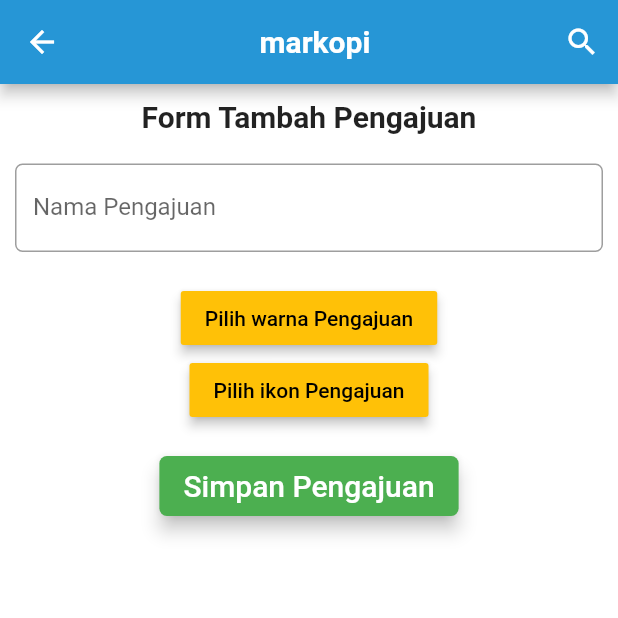
After one commit to markopi-indonesia/markopi_mobile, a Flutter app: the PengajuanFasilitator screen opened by its route, after a tap on the "add" icon, on a phone screen of 412 x 824 dp, the top half of it. The commit adds this screen. Run offline on Flutter 3.47's test engine with Material 2 defaults, Android fonts, the phone set to English and light mode, and no system bars; our stand-ins replace cloud_firestore, firebase_auth, firebase_storage, flutter_colorpicker, flutter_slidable, google_sign_in and 2 more; missing offline and left inert: googleapis, multi_image_picker, pinch_zoom_image; accounts and stored records are empty.

Commit message:
starting facilitator request

```diff
--- a/lib/components/drawer.dart
+++ b/lib/components/drawer.dart
@@ -403,6 +403,17 @@ class _DrawerPageState extends State<DrawerPage> {
                     ),
                   ),
 
+                  InkWell(
+                    onTap: () {
+                      Navigator.pop(context);
+                      Navigator.of(context).pushNamed("/pengajuan_fasilitator");
+                    },
+                    child: ListTile(
+                      title: Text('Pengajuan Fasilitator'),
+                      leading: Icon(Icons.record_voice_over),
+                    ),
+                  ),
+
                   // InkWell(
                   //   onTap: () {
                   //     Navigator.pop(context);
--- a/lib/main.dart
+++ b/lib/main.dart
@@ -8,6 +8,7 @@ import 'package:markopi_mobile/pages/crud_menu/index.dart';
 import 'package:markopi_mobile/pages/crud_informasi/index.dart';
 import 'package:markopi_mobile/pages/profile/index.dart';
 import 'package:markopi_mobile/pages/video.dart';
+import 'package:markopi_mobile/pages/pengajuan_fasilitator/index_fasilitator.dart';
 import 'package:markopi_mobile/ui/menu/AnimatedSplashScreen.dart';
 // import 'package:shared_preferences/shared_preferences.dart';
 
@@ -31,6 +32,7 @@ class MyApp extends StatelessWidget {
         '/menu': (context) => ManageMenu(),
         '/informasi': (context) => Informasi(),
         '/profile': (context) => IndexProfileDialog(),
+        '/pengajuan_fasilitator': (context) => PengajuanFasilitator(),
       },
     );
   }
--- a/lib/pages/authentication/register.dart
+++ b/lib/pages/authentication/register.dart
@@ -61,7 +61,7 @@ class _RegisterState extends State<Register> {
               user.uid,
               nama[0],
               "https://firebasestorage.googleapis.com/v0/b/markopi.appspot.com/o/1558608508082?alt=media&token=7117934e-c055-4839-8e00-cac507de918b",
-              "Fasilitator",
+              "Petani",
               "",
               "",
               "",
--- /dev/null
+++ b/lib/pages/pengajuan_fasilitator/add.dart
@@ -0,0 +1,285 @@
+import 'dart:convert';
+
+import 'package:cloud_firestore/cloud_firestore.dart';
+import 'package:flutter/cupertino.dart';
+import 'package:flutter/material.dart';
+import 'package:flutter/services.dart';
+import 'package:flutter_colorpicker/material_picker.dart';
+import 'package:flutter_colorpicker/utils.dart';
+import 'package:markopi_mobile/components/header_back.dart';
+
+class AddPengajuanDialog extends StatefulWidget {
+  @override
+  _AddPengajuanDialogState createState() => _AddPengajuanDialogState();
+}
+
+class _AddPengajuanDialogState extends State<AddPengajuanDialog> {
+  final _formAddPengajuanKey = GlobalKey<FormState>();
+  String _name;
+  String _color;
+  String _image;
+  String _errorMessage;
+//  Future<File> _imageFile;
+  bool _isIos;
+  bool _isLoading;
+
+  List<AssetImage> listIcons = [];
+
+  Color currentColor = Colors.amber;
+
+  String currentAsset = "";
+
+  void changeColor(Color color) => setState(() => currentColor = color);
+
+  void _setIconPengajuan(String asset) => setState(() => currentAsset = asset);
+
+  bool _validateAndSave() {
+    final form = _formAddPengajuanKey.currentState;
+    if (form.validate()) {
+      form.save();
+      return true;
+    }
+    return false;
+  }
+
+  Widget _showCircularProgress() {
+    if (_isLoading) {
+      return Center(child: CircularProgressIndicator());
+    }
+    return Container(
+      height: 0.0,
+      width: 0.0,
+    );
+  }
+
+  void _validateAndSubmit() async {
+    setState(() {
+      _errorMessage = "";
+      _isLoading = true;
+    });
+    if (_validateAndSave()) {
+      try {
+        addPengajuan();
+        setState(() {
+          _isLoading = false;
+        });
+        Navigator.pop(context);
+      } catch (e) {
+        print('Error: $e');
+        setState(() {
+          _isLoading = false;
+          if (_isIos) {
+            _errorMessage = e.details;
+          } else
+            _errorMessage = e.message;
+        });
+      }
+    } else {
+      setState(() {
+        _isLoading = false;
+      });
+    }
+  }
+
+  void addPengajuan() async {
+    final docRef = await Firestore.instance.collection('Pengajuan').add({
+      'name'  : _name,
+      'color' : currentColor.value.toString(),
+      "image" : currentAsset
+    });
+    print(docRef.documentID);
+  }
+
+  void _loadIconAsset() {
+    setState(() {
+      listIcons.add(AssetImage('assets/Pengajuan_icon/bag-2.png'));
+      listIcons.add(AssetImage('assets/Pengajuan_icon/coffee-plant-2.png'));
+      listIcons.add(AssetImage('assets/Pengajuan_icon/food-4.png'));
+      listIcons.add(AssetImage('assets/Pengajuan_icon/maps-and-location-2.png'));
+      listIcons.add(AssetImage('assets/Pengajuan_icon/mug-copy.png'));
+      listIcons.add(AssetImage('assets/Pengajuan_icon/plant-3.png'));
+    });
+  }
+
+  @override
+  void initState() {
+    _errorMessage = "";
+    _isLoading = false;
+    _loadIconAsset();
+    super.initState();
+  }
+
+  @override
+  Widget build(BuildContext context) {
+    return Scaffold(
+        appBar: HeaderBack(),
+        // drawer: DrawerPage(),
+        body: Stack(
+          children: <Widget>[
+            _showForm(),
+            _showCircularProgress(),
+          ],
+        ));
+  }
+
+  Widget _showForm() {
+    return new Form(
+      key: _formAddPengajuanKey,
+      autovalidate: false,
+      child: StreamBuilder<QuerySnapshot>(
+          stream: Firestore.instance.collection('Pengajuan').snapshots(),
+          builder: (context, snapshot) {
+            return new ListView(
+              children: <Widget>[
+                new Container(
+                    padding: new EdgeInsets.all(10.0),
+                    child: new Column(
+                      children: <Widget>[
+                        new Center(
+                          child: Text(
+                            "Form Tambah Pengajuan",
+                            style: TextStyle(
+                                fontWeight: FontWeight.bold, fontSize: 20.0),
+                          ),
+                        ),
+                        new Padding(padding: new EdgeInsets.only(top: 20.0)),
+                        new TextFormField(
+                          decoration: new InputDecoration(
+                              hintText: "Nama Pengajuan",
+                              labelText: "Nama Pengajuan",
+                              border: new OutlineInputBorder(
+                                  borderRadius:
+                                      new BorderRadius.circular(5.0))),
+                          validator: (value) => value.isEmpty
+                              ? 'Nama Pengajuan tidak boleh kosong'
+                              : null,
+                          onSaved: (value) => _name = value,
+                        ),
+
+                        new Padding(padding: new EdgeInsets.only(top: 20.0)),
+                        Center(
+                          child: RaisedButton(
+                            elevation: 3.0,
+                            onPressed: () {
+                              showDialog(
+                                context: context,
+                                builder: (BuildContext context) {
+                                  return AlertDialog(
+                                    titlePadding: const EdgeInsets.all(0.0),
+                                    contentPadding: const EdgeInsets.all(0.0),
+                                    content: SingleChildScrollView(
+                                      child: MaterialPicker(
+                                        pickerColor: currentColor,
+                                        onColorChanged: changeColor,
+                                        enableLabel: true,
+                                      ),
+                                    ),
+                                  );
+                                },
+                              );
+                            },
+                            child: const Text('Pilih warna Pengajuan'),
+                            color: currentColor,
+                            textColor: useWhiteForeground(currentColor)
+                                ? const Color(0xffffffff)
+                                : const Color(0xff000000),
+                          ),
+                        ),
+                        // new Padding(padding: new EdgeInsets.only(top: 20.0)),
+                        Center(
+                          child: RaisedButton(
+                            elevation: 3.0,
+                            onPressed: () {
+                              showDialog(
+                                  context: context,
+                                  builder: (BuildContext context) {
+                                    return AlertDialog(
+                                      titlePadding: const EdgeInsets.all(0.0),
+                                      contentPadding: const EdgeInsets.all(0.0),
+                                      content: AspectRatio(
+                                        aspectRatio: 12 / 20,
+                                        child: GridView.builder(
+                                            padding: EdgeInsets.fromLTRB(
+                                                8.0, 20.0, 8.0, 20.0),
+                                            itemCount: listIcons.length,
+                                            gridDelegate:
+                                                SliverGridDelegateWithFixedCrossAxisCount(
+                                                    crossAxisCount: 3),
+                                            itemBuilder: (BuildContext context,
+                                                int index) {
+                                              return GestureDetector(
+                                                onTap: () {
+                                                  _setIconPengajuan(listIcons[index]
+                                                      .assetName.toString());
+
+                                                  print("=== ${currentAsset}");
+                                                },
+                                                child: Card(
+                                                  clipBehavior: Clip.antiAlias,
+                                                  color: Color(0xffE3EFFF),
+                                                  child: Column(
+                                                    crossAxisAlignment:
+                                                        CrossAxisAlignment
+                                                            .center,
+                                                    children: <Widget>[
+                                                      Container(
+                                                          padding:
+                                                              EdgeInsets.only(
+                                                                  top: 8.0),
+                                                          child: Image(
+                                                            image: listIcons[index],
+                                                          ),
+                                                      )
+                                                    ],
+                                                  ),
+                                                ),
+                                              );
+                                            }),
+                                      ),
+                                    );
+                                  });
+                            },
+                            child: const Text('Pilih ikon Pengajuan'),
+                            color: currentColor,
+                            textColor: useWhiteForeground(currentColor)
+                                ? const Color(0xffffffff)
+                                : const Color(0xff000000),
+                          ),
+                        ),
+                        // new Padding(padding: new EdgeInsets.only(top: 20.0)),
+                        Padding(
+                            padding: EdgeInsets.fromLTRB(0.0, 20.0, 0.0, 0.0),
+                            child: SizedBox(
+                              height: 40.0,
+                              child: new RaisedButton(
+                                elevation: 5.0,
+                                shape: new RoundedRectangleBorder(
+                                    borderRadius:
+                                        new BorderRadius.circular(5.0)),
+                                color: Colors.green,
+                                child: new Text('Simpan Pengajuan',
+                                    style: new TextStyle(
+                                        fontSize: 20.0, color: Colors.white)),
+                                onPressed: _validateAndSubmit,
+                              ),
+                            ))
+                      ],
+                    )),
+              ],
+            );
+          }),
+    );
+  }
+}
+
+class IconPengajuan {
+  String name;
+
+  IconPengajuan(this.name);
+
+  static IconPengajuan getJsonParser(dynamic json) {
+    String name = json['name'];
+
+    return new IconPengajuan(name);
+  }
+}
--- /dev/null
+++ b/lib/pages/pengajuan_fasilitator/index_fasilitator.dart
@@ -0,0 +1,153 @@
+import 'package:flutter/material.dart';
+import 'package:cloud_firestore/cloud_firestore.dart';
+import 'package:firebase_auth/firebase_auth.dart';
+import 'package:markopi_mobile/components/header.dart';
+import 'package:markopi_mobile/components/drawer.dart';
+import 'package:markopi_mobile/pages/pengajuan_fasilitator/add.dart';
+import 'package:markopi_mobile/models/pengajuan_fasilitator.dart';
+import 'package:markopi_mobile/pages/pengajuan_fasilitator/detail.dart';
+
+class PengajuanFasilitator extends StatefulWidget {
+  @override
+  State<StatefulWidget> createState() => new _PengajuanFasilitatorState();
+}
+
+class _PengajuanFasilitatorState extends State<PengajuanFasilitator> {
+  final FirebaseAuth _firebaseAuth = FirebaseAuth.instance;
+  AuthStatus authStatus = AuthStatus.NOT_LOGGED_IN;
+  String userID = "";
+
+  @override
+  void initState() {
+    this.getCurrentUser().then((user) {
+      setState(() {
+        if (user != null) {
+          userID = user?.uid;
+        }
+      });
+    });
+    super.initState();
+  }
+
+  Future<FirebaseUser> getCurrentUser() async {
+    FirebaseUser user = await _firebaseAuth.currentUser();
+    return user;
+  }
+
+  @override
+  Widget build(BuildContext context) {
+    return new Scaffold(
+        appBar: Header(),
+        drawer: DrawerPage(),
+        body: _buildBody(context),
+        floatingActionButton: buildAddInformasiFab());
+  }
+
+  Widget _buildBody(BuildContext context) {
+    return StreamBuilder<QuerySnapshot>(
+      stream: Firestore.instance
+          .collection('pengajuan')
+          .where("userID", isEqualTo: userID)
+          .snapshots(),
+      builder: (context, snapshot) {
+        if (!snapshot.hasData) return new Center(child: CircularProgressIndicator(),);
+        return _buildList(context, snapshot.data.documents);
+      },
+    );
+  }
+
+  Widget _buildList(BuildContext context, List<DocumentSnapshot> snapshot) {
+    return ListView(
+      // shrinkWrap: true,
+      padding: const EdgeInsets.only(top: 20.0),
+      children: snapshot.map((data) => _buildListItem(context, data)).toList(),
+    );
+  }
+
+  Widget _buildListItem(BuildContext context, DocumentSnapshot data) {
+    final informasi = PengajuanFasilitatorModel.fromSnapshot(data);
+    Color status;
+    if(informasi.status==""){
+      status = Colors.grey;
+    }else if(informasi.status=="Accepted"){
+      status = Colors.green;
+    }else{
+      status = Colors.red;
+    }
+    return Padding(
+      key: ValueKey(informasi.dateTime),
+      padding: const EdgeInsets.symmetric(horizontal: 16.0, vertical: 8.0),
+      child: Container(
+        decoration: BoxDecoration(
+          border: Border.all(color: Colors.grey),
+          borderRadius: BorderRadius.circular(5.0),
+        ),
+        child: new ListTile(
+          title: new Text(informasi.status + " - " + informasi.dateTime.day.toString() + "/" + informasi.dateTime.month.toString() + "/" +informasi.dateTime.year.toString()),
+          onTap: () => _detail(
+              context,
+              data.documentID,
+              informasi.userID,
+              informasi.ktp,
+              informasi.selfie,
+              informasi.pengalaman,
+              informasi.sertifikat,
+              informasi.status,
+              informasi.pesan,
+              informasi.dateTime.toLocal().toString(),
+              ),
+        ),
+      ),
+    );
+  }
+
+  buildAddInformasiFab() {
+    return FloatingActionButton(
+      backgroundColor: Colors.green,
+      shape: CircleBorder(),
+      onPressed: () {
+        _navigateToAddInformasi();
+      },
+      child: Icon(Icons.add),
+    );
+  }
+
+  void _navigateToAddInformasi() {
+    Navigator.of(context).push(
+      MaterialPageRoute(
+        builder: (context) => AddPengajuanDialog(),
+        fullscreenDialog: true,
+      ),
+    );
+  }
+
+  void _detail(
+    BuildContext context,
+    String documentID,
+    String userID,
+    String ktp,
+    String selfie,
+    String pengalaman,
+    String sertifikat,
+    String status,
+    String pesan,
+    String dateTime
+  ) {
+    Navigator.of(context).push(
+      MaterialPageRoute(
+        builder: (context) => DetailPengajuan(
+          documentID: documentID,
+          userID: userID,
+          ktp: ktp,
+          selfie: selfie,
+          pengalaman: pengalaman,
+          sertifikat: sertifikat,
+          status: status,
+          pesan: pesan,
+          dateTime: dateTime,
+        ),
+        fullscreenDialog: true,
+      ),
+    );
+  }
+}
```
Also changed, not shown: lib/models/pengajuan_fasilitator.dart (added, +24 -0 lines), lib/pages/pengajuan_fasilitator/detail.dart (added, +49 -0 lines), lib/controllers/pengajuan_fasilitator_controller.dart (added).
